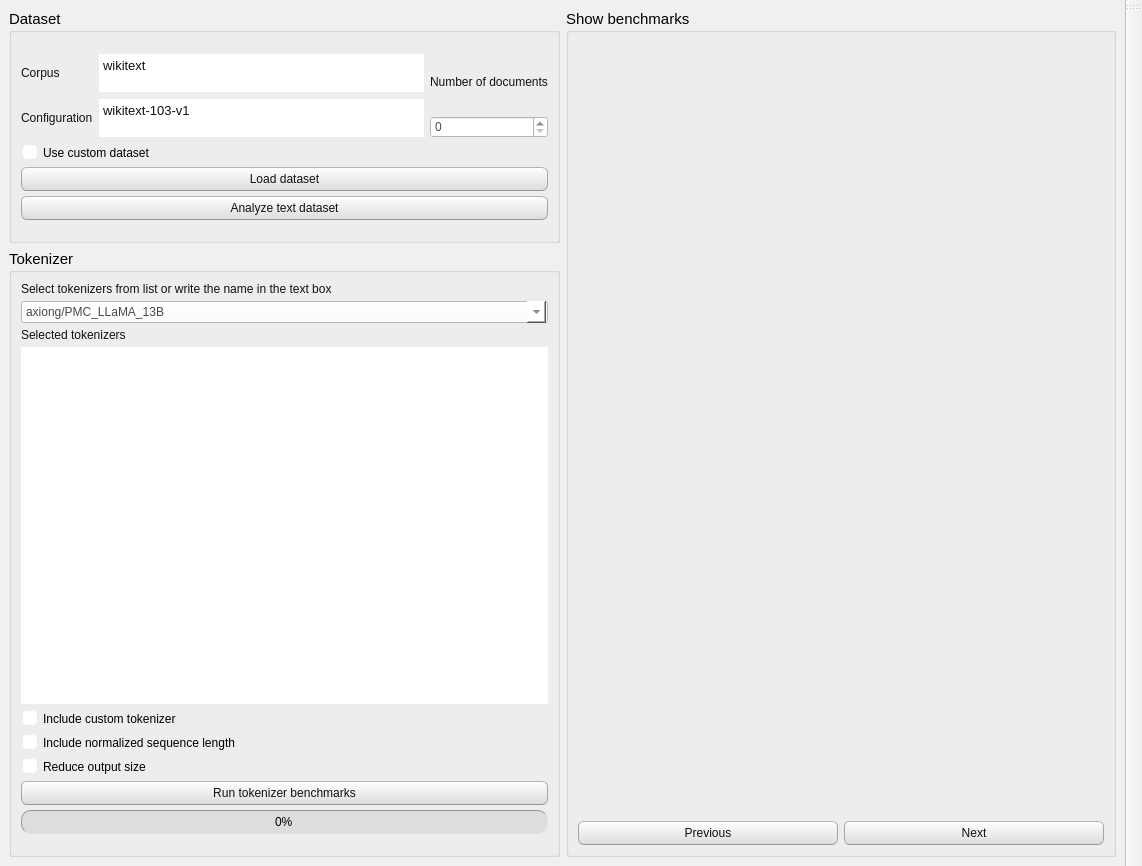
First picture: the form in TokenBenchy/commons/interface/layout/window_layout.ui, repository CTCycle/TKBEN-tokenizers-benchmarker, before the edit.
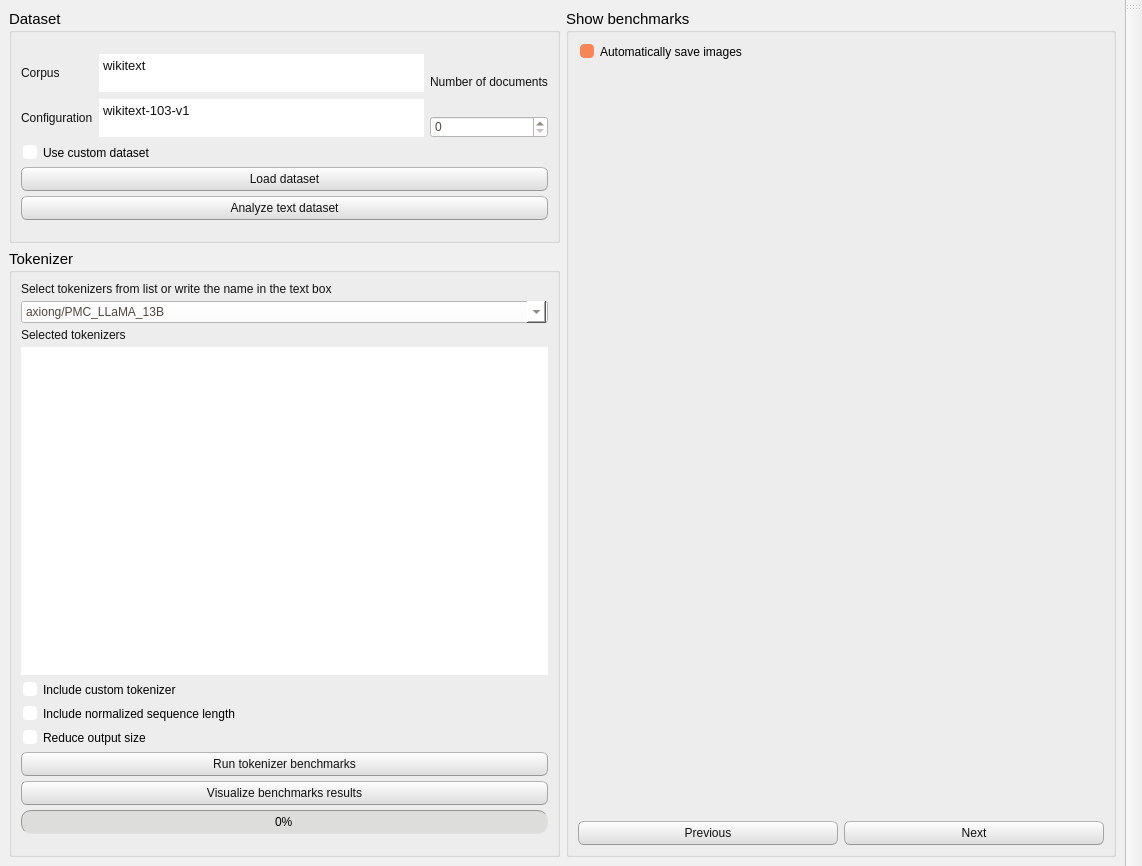
Second picture: the form after the edit.

Commit message: benchmarks now correctly loading configurations, button may be enabled/disabled by user actions, started to hook visualizer

The edit to the form file:
```diff
--- a/TokenBenchy/commons/interface/layout/window_layout.ui
+++ b/TokenBenchy/commons/interface/layout/window_layout.ui
@@ -758,6 +758,13 @@
              </property>
             </widget>
            </item>
+           <item>
+            <widget class="QPushButton" name="visualizeResults">
+             <property name="text">
+              <string>Visualize benchmarks results</string>
+             </property>
+            </widget>
+           </item>
            <item>
             <widget class="QProgressBar" name="progressBar">
              <property name="maximumSize">
@@ -787,6 +794,16 @@
          <string>Show benchmarks</string>
         </property>
         <layout class="QVBoxLayout" name="verticalLayout_9">
+         <item>
+          <widget class="QCheckBox" name="saveImages">
+           <property name="text">
+            <string>Automatically save images</string>
+           </property>
+           <property name="checked">
+            <bool>true</bool>
+           </property>
+          </widget>
+         </item>
          <item>
           <layout class="QVBoxLayout" name="verticalLayout_5">
            <item>
```
The commit also changes 9 other files.
